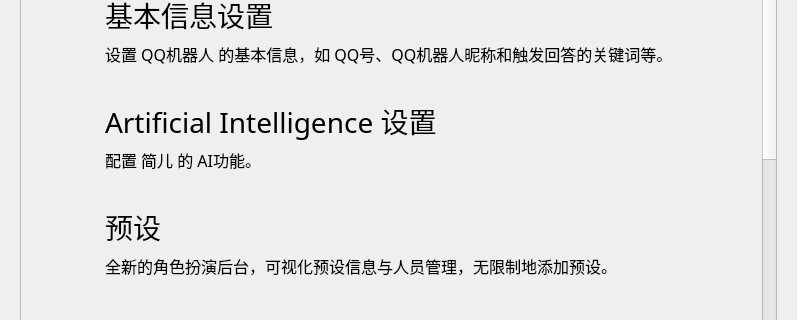
The window that UI/JianerSetupWizard.ui (ValkyrieEY/Xiaoyi_QQ) describes before a commit, drawn with Qt 5; both pictures show x 0 to 797 and y 343 to 663 of the 797 by 754 pixel window.
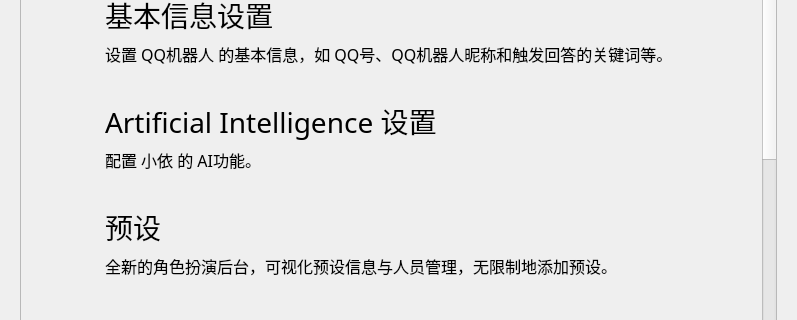
The same window after the commit. Custom widgets are drawn as their Qt base class.

Patch:
```diff
--- a/UI/JianerSetupWizard.ui
+++ b/UI/JianerSetupWizard.ui
@@ -524,7 +524,7 @@
                      </font>
                     </property>
                     <property name="text">
-                     <string>配置 简儿 的 AI功能。</string>
+                     <string>配置 小依 的 AI功能。</string>
                     </property>
                     <property name="textFormat">
                      <enum>Qt::AutoText</enum>
```
Left out of the diff: 2 changed lines with no effect on the pictures.
